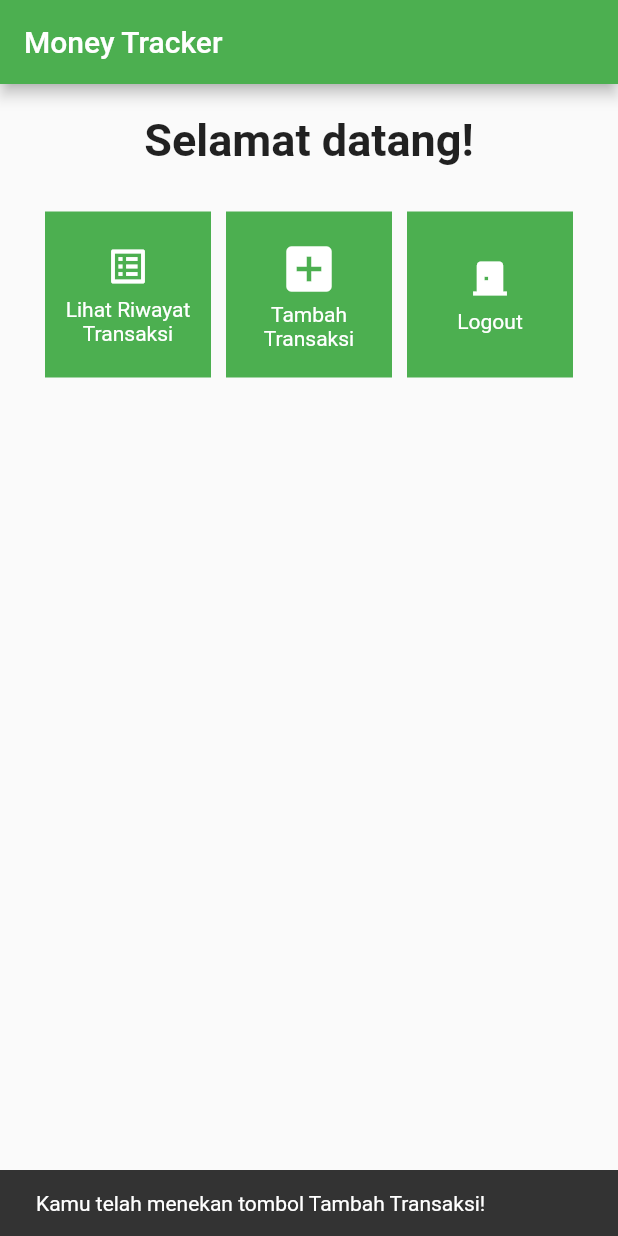
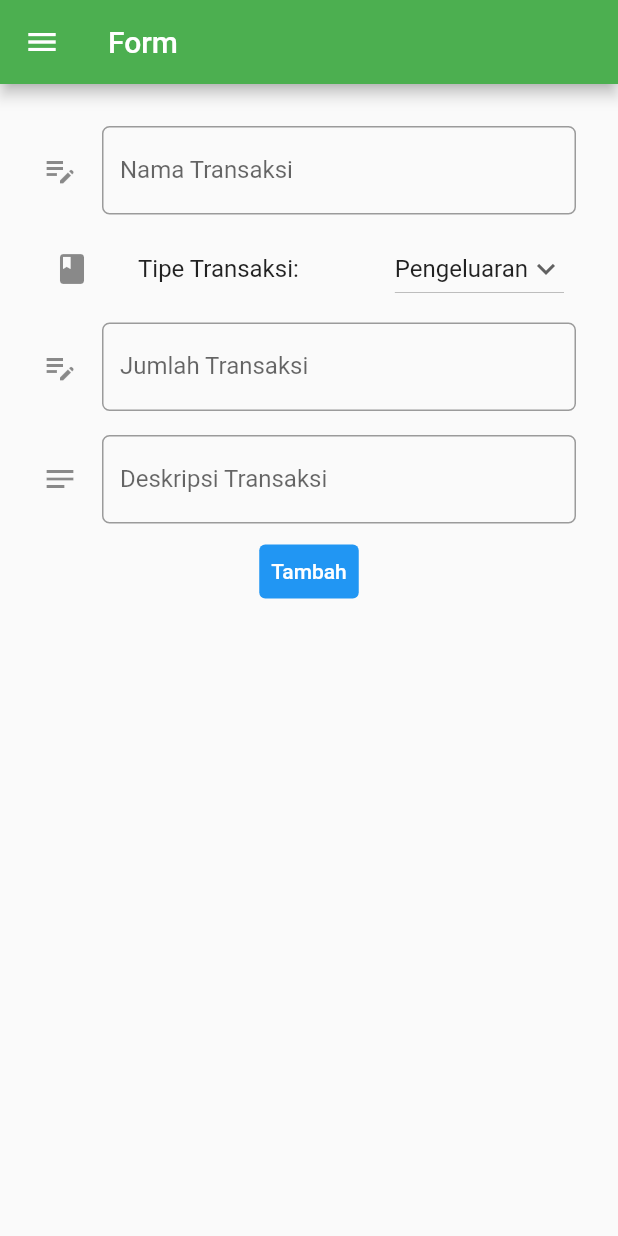
Before and after one commit to kemalhanan/Dart-Tutorial, a Flutter app: the screen it shows after launch, after a tap on "Tambah Transaksi", on a phone screen of 412 x 824 dp. Run offline on Flutter 3.47's test engine with Material 2 defaults, Android fonts, the phone set to English and light mode, and no system bars.

Commit message:
Tutorial 7 selesai

```diff
--- a/lib/main.dart
+++ b/lib/main.dart
@@ -1,5 +1,5 @@
 import 'package:flutter/material.dart';
-import 'package:money_tracker/menu.dart';
+import 'package:money_tracker/pages/menu.dart';
 
 void main() {
   runApp(const MyApp());
--- /dev/null
+++ b/lib/pages/form.dart
@@ -0,0 +1,218 @@
+import 'package:money_tracker/widgets/drawer.dart';
+import 'package:flutter/material.dart';
+import 'package:flutter/services.dart';
+
+class MyFormPage extends StatefulWidget {
+  const MyFormPage({super.key});
+
+  @override
+  State<MyFormPage> createState() => _MyFormPageState();
+}
+
+class _MyFormPageState extends State<MyFormPage> {
+  final _formKey = GlobalKey<FormState>();
+  String _namaTransaksi = "";
+  String tipeTransaksi = 'Pengeluaran';
+  List<String> listTipeTransaksi = ['Pengeluaran', 'Pemasukan'];
+  double jumlahTransaksi = 0;
+  String _deskripsiTransaksi = "";
+
+  @override
+  Widget build(BuildContext context) {
+    return Scaffold(
+      appBar: AppBar(
+        title: Text('Form'),
+      ),
+      drawer: const DrawerMenu(),
+      body: Form(
+        key: _formKey,
+        child: SingleChildScrollView(
+          child: Container(
+            padding: const EdgeInsets.all(20.0),
+            child: Column(
+              children: [
+                Padding(
+                  // Menggunakan padding sebesar 8 pixels
+                  padding: const EdgeInsets.all(8.0),
+                  child: TextFormField(
+                    decoration: InputDecoration(
+                      hintText: "Contoh: Bayar UKT",
+                      labelText: "Nama Transaksi",
+                      // Menambahkan icon agar lebih intuitif
+                      icon: const Icon(Icons.edit_note),
+                      // Menambahkan circular border agar lebih rapi
+                      border: OutlineInputBorder(
+                        borderRadius: BorderRadius.circular(5.0),
+                      ),
+                    ),
+                    // Menambahkan behavior saat nama diketik
+                    onChanged: (String? value) {
+                      setState(() {
+                        _namaTransaksi = value!;
+                      });
+                    },
+                    // Menambahkan behavior saat data disimpan
+                    onSaved: (String? value) {
+                      setState(() {
+                        _namaTransaksi = value!;
+                      });
+                    },
+                    // Validator sebagai validasi form
+                    validator: (String? value) {
+                      if (value == null || value.isEmpty) {
+                        return 'Nama transaksi tidak boleh kosong!';
+                      }
+                      return null;
+                    },
+                  ),
+                ),
+                ListTile(
+                  leading: const Icon(Icons.class_),
+                  title: const Text(
+                    'Tipe Transaksi:',
+                  ),
+                  trailing: DropdownButton(
+                    value: tipeTransaksi,
+                    icon: const Icon(Icons.keyboard_arrow_down),
+                    items: listTipeTransaksi.map((String items) {
+                      return DropdownMenuItem(
+                        value: items,
+                        child: Text(items),
+                      );
+                    }).toList(),
+                    onChanged: (String? newValue) {
+                      setState(() {
+                        tipeTransaksi = newValue!;
+                      });
+                    },
+                  ),
+                ),
+                Padding(
+                  // Menggunakan padding sebesar 8 pixels
+                  padding: const EdgeInsets.all(8.0),
+                  child: TextFormField(
+                    keyboardType: TextInputType.number,
+                    inputFormatters: <TextInputFormatter>[
+                      FilteringTextInputFormatter.digitsOnly
+                    ],
+                    decoration: InputDecoration(
+                      hintText: "Contoh: 1000000",
+                      labelText: "Jumlah Transaksi",
+                      // Menambahkan icon agar lebih intuitif
+                      icon: const Icon(Icons.edit_note),
+                      // Menambahkan circular border agar lebih rapi
+                      border: OutlineInputBorder(
+                        borderRadius: BorderRadius.circular(5.0),
+                      ),
+                    ),
+                    // Menambahkan behavior saat jumlah diketik
+                    onChanged: (String? value) {
+                      setState(() {
+                        jumlahTransaksi = double.parse(value!);
+                      });
+                    },
+                    // Menambahkan behavior saat data disimpan
+                    onSaved: (String? value) {
+                      setState(() {
+                        jumlahTransaksi = double.parse(value!);
+                      });
+                    },
+                    // Validator sebagai validasi form
+                    validator: (String? value) {
+                      if (value == null || value.isEmpty) {
+                        return 'Jumlah transaksi tidak boleh kosong!';
+                      }
+                      return null;
+                    },
+                  ),
+                ),
+                Padding(
+                  // Menggunakan padding sebesar 8 pixels
+                  padding: const EdgeInsets.all(8.0),
+                  child: TextFormField(
+                    decoration: InputDecoration(
+                      hintText: "Contoh: Sebelum masuk semester!",
+                      labelText: "Deskripsi Transaksi",
+                      // Menambahkan icon agar lebih intuitif
+                      icon: const Icon(Icons.notes),
+                      // Menambahkan circular border agar lebih rapi
+                      border: OutlineInputBorder(
+                        borderRadius: BorderRadius.circular(5.0),
+                      ),
+                    ),
+                    // Menambahkan behavior saat nama diketik
+                    onChanged: (String? value) {
+                      setState(() {
+                        _deskripsiTransaksi = value!;
+                      });
+                    },
+                    // Menambahkan behavior saat data disimpan
+                    onSaved: (String? value) {
+                      setState(() {
+                        _deskripsiTransaksi = value!;
+                      });
+                    },
+                    // Validator sebagai validasi form
+                    validator: (String? value) {
+                      if (value == null || value.isEmpty) {
+                        return 'Deskripsi transaksi tidak boleh kosong!';
+                      }
+                      return null;
+                    },
+                  ),
+                ),
+                TextButton(
+                  child: const Text(
+                    "Tambah",
+                    style: TextStyle(color: Colors.white),
+                  ),
+                  style: ButtonStyle(
+                    backgroundColor: MaterialStateProperty.all(Colors.blue),
+                  ),
+                  onPressed: () {
+                    if (_formKey.currentState!.validate()) {
+                      showDialog(
+                        context: context,
+                        builder: (context) {
+                          return Dialog(
+                            shape: RoundedRectangleBorder(
+                              borderRadius: BorderRadius.circular(10),
+                            ),
+                            elevation: 15,
+                            child: Container(
+                              child: ListView(
+                                padding:
+                                    const EdgeInsets.only(top: 20, bottom: 20),
+                                shrinkWrap: true,
+                                children: <Widget>[
+                                  Center(child: const Text('Informasi Data')),
+                                  SizedBox(height: 20),
+                                  // TODO: Munculkan informasi yang didapat dari form
+                                  Text('Nama Transaksi: $_namaTransaksi'),
+                                  Text('Tipe Transaksi: $tipeTransaksi'),
+                                  Text('Jumlah Transaksi: $jumlahTransaksi'),
+                                  Text(
+                                      'Deskripsi Transaksi: $_deskripsiTransaksi'),
+                                  TextButton(
+                                    onPressed: () {
+                                      Navigator.pop(context);
+                                    },
+                                    child: Text('Kembali'),
+                                  ),
+                                ],
+                              ),
+                            ),
+                          );
+                        },
+                      );
+                    }
+                  },
+                ),
+              ],
+            ),
+          ),
+        ),
+      ),
+    );
+  }
+}
--- a/lib/menu.dart
+++ b/lib/pages/menu.dart
@@ -1,4 +1,6 @@
 import 'package:flutter/material.dart';
+import 'package:money_tracker/widgets/drawer.dart';
+import 'package:money_tracker/pages/form.dart';
 
 class MyHomePage extends StatelessWidget {
   const MyHomePage({Key? key}) : super(key: key);
@@ -12,6 +14,7 @@ class MyHomePage extends StatelessWidget {
           'Money Tracker',
         ),
       ),
+      drawer: const DrawerMenu(), // Menambahkan drawer pada halaman
       body: SingleChildScrollView(
         // Widget wrapper yang dapat discroll
         child: Padding(
@@ -80,11 +83,11 @@ class MyHomePage extends StatelessWidget {
                     color: Colors.green,
                     child: InkWell(
                       onTap: () {
-                        ScaffoldMessenger.of(context)
-                          ..hideCurrentSnackBar()
-                          ..showSnackBar(const SnackBar(
-                              content: Text(
-                                  "Kamu telah menekan tombol Tambah Transaksi!")));
+                        Navigator.pushReplacement(
+                          context,
+                          MaterialPageRoute(
+                              builder: (context) => const MyFormPage()),
+                        );
                       },
                       child: Container(
                         padding: const EdgeInsets.all(8),
--- /dev/null
+++ b/lib/widgets/drawer.dart
@@ -0,0 +1,28 @@
+import 'package:money_tracker/pages/menu.dart';
+import 'package:money_tracker/pages/form.dart';
+import 'package:flutter/material.dart';
+
+class DrawerMenu extends StatelessWidget {
+  const DrawerMenu({Key? key}) : super(key: key);
+
+  @override
+  Widget build(BuildContext context) {
+    return Drawer(
+      child: Column(
+        children: [
+          // Menambahkan clickable menu
+          ListTile(
+            title: const Text('Menu'),
+            onTap: () {
+              // Route menu ke halaman utama
+              Navigator.pushReplacement(
+                context,
+                MaterialPageRoute(builder: (context) => const MyHomePage()),
+              );
+            },
+          ),
+        ],
+      ),
+    );
+  }
+}
```
